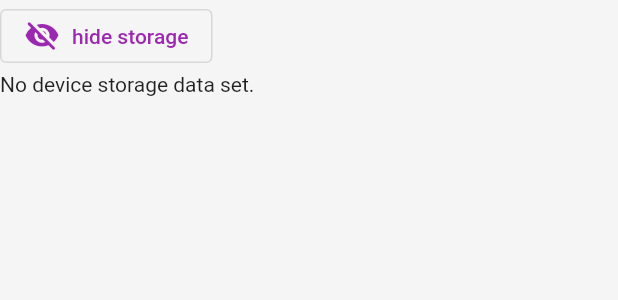
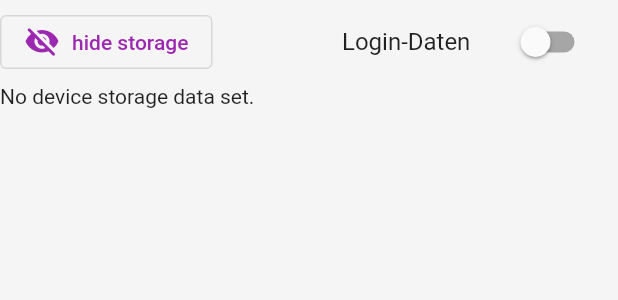
Before and after one commit to Christian-Adler/statistics-app, a Flutter app: the _ShowDeviceStorage widget shown alone on an empty page, opened directly, after a tap on "show storage", on a phone screen of 412 x 824 dp. Shown: the top 300 px of the screen. Run offline on Flutter 3.47's test engine with Material 2 defaults, Android fonts, the phone set to English and light mode, and no system bars; our stand-ins replace fl_chart, flutter_staggered_animations, package_info_plus, sensors_plus; missing offline and left inert: flutter_commons.

Commit message:
add show-hide-switch for auth device storage data

```diff
--- a/lib/widgets/settings/device_storage_card.dart
+++ b/lib/widgets/settings/device_storage_card.dart
@@ -2,6 +2,7 @@ import 'package:flutter/material.dart';
 import 'package:flutter_commons/utils/device_storage.dart';
 import 'package:flutter_commons/utils/table_utils.dart';
 
+import '../../utils/device_storage_keys.dart';
 import '../../utils/globals.dart';
 import 'settings_card.dart';
 
@@ -30,10 +31,17 @@ class _ShowDeviceStorage extends StatefulWidget {
 
 class _ShowDeviceStorageState extends State<_ShowDeviceStorage> {
   var _showDeviceStorage = false;
+  var _showAuthData = false;
 
   void _toggleShowDeviceStorage() {
     setState(() {
       _showDeviceStorage = !_showDeviceStorage;
+    });
+  }
+
+  void _toggleShowAuthData() {
+    setState(() {
+      _showAuthData = !_showAuthData;
     });
   }
 
@@ -42,10 +50,26 @@ class _ShowDeviceStorageState extends State<_ShowDeviceStorage> {
     return Column(
       crossAxisAlignment: CrossAxisAlignment.start,
       children: [
-        OutlinedButton.icon(
-          onPressed: _toggleShowDeviceStorage,
-          icon: Icon(_showDeviceStorage ? Icons.visibility_off_rounded : Icons.visibility_rounded),
-          label: Text(_showDeviceStorage ? 'hide storage' : 'show storage'),
+        Row(
+          mainAxisAlignment: MainAxisAlignment.spaceBetween,
+          children: [
+            OutlinedButton.icon(
+              onPressed: _toggleShowDeviceStorage,
+              icon: Icon(_showDeviceStorage ? Icons.visibility_off_rounded : Icons.visibility_rounded),
+              label: Text(_showDeviceStorage ? 'hide storage' : 'show storage'),
+            ),
+            if (_showDeviceStorage)
+              SizedBox(
+                width: 200,
+                child: SwitchListTile(
+                  value: _showAuthData,
+                  onChanged: (_) {
+                    _toggleShowAuthData();
+                  },
+                  title: const Text('Login-Daten'),
+                ),
+              ),
+          ],
         ),
         if (_showDeviceStorage)
           FutureBuilder(
@@ -64,7 +88,10 @@ class _ShowDeviceStorageState extends State<_ShowDeviceStorage> {
               final keys = storageData.keys.toList();
               keys.sort();
               for (var key in keys) {
-                final value = storageData[key];
+                var value = storageData[key];
+                if (key == DeviceStorageKeys.keyAuthData && !_showAuthData) {
+                  value = '{--}';
+                }
                 rows.add(TableUtils.tableRow(key, [value ?? '-']));
               }
 
```
